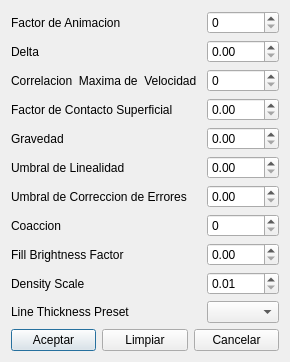
opensource-latinamerica/henoc, file src/FullHenoc/frmMundo.ui: the form before one commit.
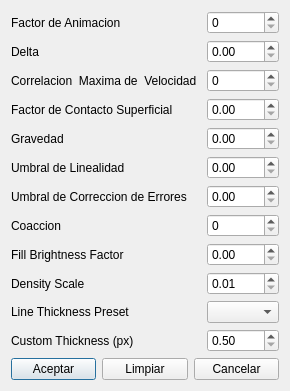
The form after the commit.

Commit message:
- Live Status Bar Thickness       - When you select a line, the status bar shows “Line width: X px”.       - It updates automatically on selection change and when thickness is changed via the context menu.       - Files:       - CfrmHenoc.cpp/h: Added slots  and , and hooked to scene signals.
  - Quick Thickness Context Menu
      - Right-click a line to get:
      - Thickness: 1 px, 2 px, 4 px, 8 px, Custom…
  - Choosing a preset or custom applies immediately, and the status bar displays the new thickness.
  - Files:
      - diagramscene.h/cpp: Added  override and a new signal .

```diff
--- a/src/FullHenoc/frmMundo.ui
+++ b/src/FullHenoc/frmMundo.ui
@@ -228,6 +228,26 @@
      <item row="10" column="3" >
       <widget class="QComboBox" name="cmbLineThickness" />
      </item>
+     <item row="11" column="0" colspan="3" >
+      <widget class="QLabel" name="lblLineThicknessCustom" >
+       <property name="text" >
+        <string>Custom Thickness (px)</string>
+       </property>
+      </widget>
+     </item>
+     <item row="11" column="3" >
+      <widget class="QDoubleSpinBox" name="fltLineThicknessCustom" >
+       <property name="minimum" >
+        <double>0.500000000000000</double>
+       </property>
+       <property name="maximum" >
+        <double>64.000000000000000</double>
+       </property>
+       <property name="singleStep" >
+        <double>0.500000000000000</double>
+       </property>
+      </widget>
+     </item>
     </layout>
   </item>
    <item row="1" column="0" >
```
The commit also changes 9 other files.
